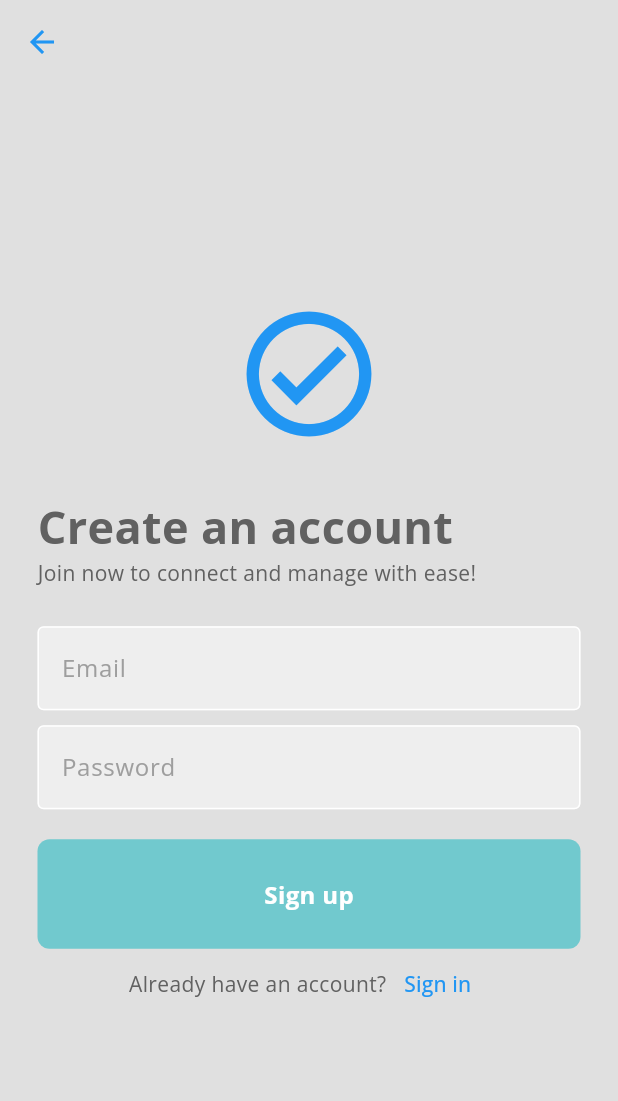
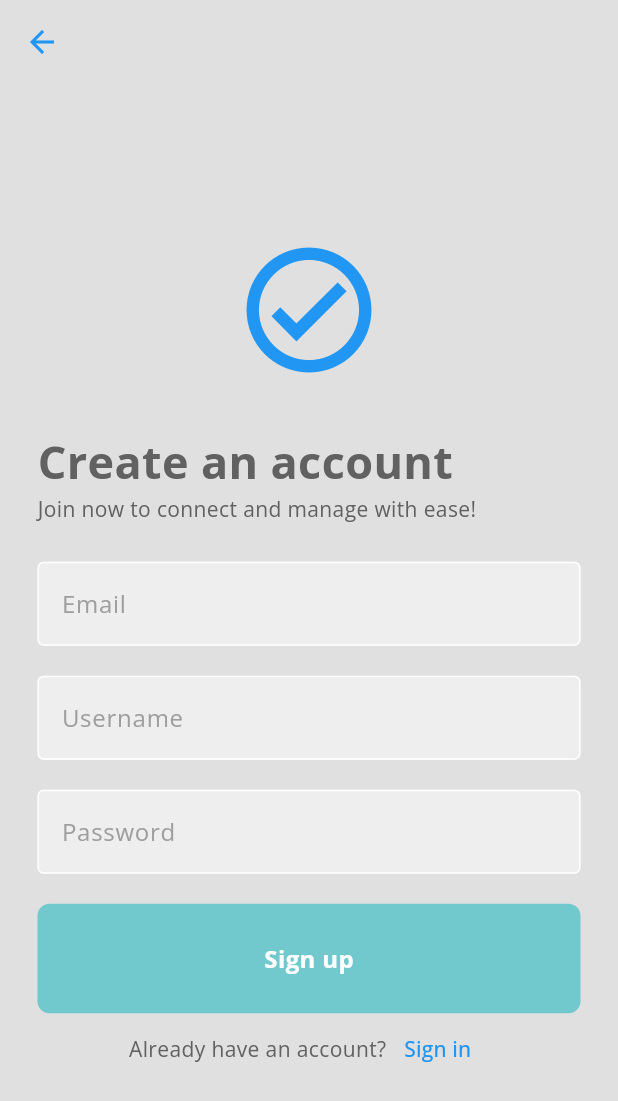
Before and after one commit to Zihag/attendo_app, a Flutter app: the screen it shows after launch, after a tap on "Sign up", on a phone screen of 412 x 824 dp. Shown: the top 1101 px of the screen. Run offline on Flutter 3.47's test engine with Material 3 defaults, Android fonts, the phone set to English and light mode, and no system bars; our stand-ins replace bloc, cloud_firestore, curved_navigation_bar, diacritic, firebase_auth, firebase_core and 7 more; accounts and stored records are empty; network calls fail.

Commit message:
random username

```diff
--- a/lib/app_blocs/auth/bloc/auth_bloc.dart
+++ b/lib/app_blocs/auth/bloc/auth_bloc.dart
@@ -1,5 +1,7 @@
 import 'dart:async';
 
+import 'package:attendo_app/services/username_generator.dart';
+import 'package:attendo_app/services/username_service.dart';
 import 'package:bloc/bloc.dart';
 import 'package:cloud_firestore/cloud_firestore.dart';
 import 'package:firebase_auth/firebase_auth.dart';
@@ -12,7 +14,8 @@ part 'auth_state.dart';
 class AuthBloc extends Bloc<AuthEvent, AuthState> {
   final FirebaseAuth _firebaseAuth;
   final FirebaseFirestore _firebaseFirestore;
-  AuthBloc(this._firebaseAuth, this._firebaseFirestore) : super(AuthInitial()) {
+  final UsernameService _usernameService;
+  AuthBloc(this._firebaseAuth, this._firebaseFirestore, this._usernameService) : super(AuthInitial()) {
     on<SignInEvent>(_onSignIn);
     on<SignUpEvent>(_onSignUp);
     on<GoogleSignInEvent>(_onGoogleSignIn);
@@ -53,12 +56,17 @@ class AuthBloc extends Bloc<AuthEvent, AuthState> {
   FutureOr<void> _onSignUp(SignUpEvent event, Emitter<AuthState> emit) async {
     emit(AuthLoading());
     try {
+      bool isUsernameExisted = await _usernameService.isUsernameTaken(event.username);
+      if(isUsernameExisted){
+        emit(AuthSignInError('Username already existed'));
+        return;
+      }
       UserCredential userCredential =
           await _firebaseAuth.createUserWithEmailAndPassword(
               email: event.email, password: event.password);
       await userCredential.user?.sendEmailVerification();
       if (userCredential.user != null) {
-        await _createUserInFireStore(userCredential.user!);
+        await _createUserInFireStore(userCredential.user!, event.username);
       }
       emit(AuthSignUpSuccess());
     } on FirebaseAuthException catch (e) {
@@ -101,11 +109,17 @@ class AuthBloc extends Bloc<AuthEvent, AuthState> {
         accessToken: googleAuth.accessToken,
         idToken: googleAuth.idToken,
       );
+
       UserCredential userCredential =
           await _firebaseAuth.signInWithCredential(authCredential);
       User? user = userCredential.user;
       if (user != null) {
-        await _createUserInFireStore(user);
+
+        //create random username
+        final baseName = user.displayName?? user.email?.split('@')[0] ?? 'user';
+        final username = await UsernameGenerator().generateUsername(baseName);
+
+        await _createUserInFireStore(user,username);
       }
       await _firebaseAuth.signInWithCredential(authCredential);
 
@@ -115,12 +129,13 @@ class AuthBloc extends Bloc<AuthEvent, AuthState> {
     }
   }
 
-  Future<void> _createUserInFireStore(User user) async {
+  Future<void> _createUserInFireStore(User user, String username) async {
     final userRef =
         FirebaseFirestore.instance.collection('users').doc(user.uid);
     await userRef.set(({
       'uid': user.uid,
       'email': user.email,
+      'username': username,
       'created_at': FieldValue.serverTimestamp(),
       'displayName': user.displayName,
       'photoUrl': user.photoURL,
--- a/lib/app_blocs/auth/bloc/auth_event.dart
+++ b/lib/app_blocs/auth/bloc/auth_event.dart
@@ -3,18 +3,19 @@ part of 'auth_bloc.dart';
 @immutable
 sealed class AuthEvent {}
 
-class SignInEvent extends AuthEvent{
+class SignInEvent extends AuthEvent {
   final String email;
   final String password;
 
-  SignInEvent(this.email,this.password);
+  SignInEvent(this.email, this.password);
 }
 
-class SignUpEvent extends AuthEvent{
+class SignUpEvent extends AuthEvent {
   final String email;
+  final String username;
   final String password;
 
-  SignUpEvent(this.email,this.password);
+  SignUpEvent(this.email, this.password, this.username);
 }
 
-class GoogleSignInEvent extends AuthEvent{}
+class GoogleSignInEvent extends AuthEvent {}
--- a/lib/app_blocs/user/bloc/user_state.dart
+++ b/lib/app_blocs/user/bloc/user_state.dart
@@ -11,6 +11,9 @@ class UserLoaded extends UserState {
   final Map<String, dynamic> userData;
 
   UserLoaded(this.userData);
+
+  String get displayName => userData['displayName'] ?? '';
+  String get username => userData['username'] ?? 'User';
 }
 
 class UserError extends UserState{
--- a/lib/main.dart
+++ b/lib/main.dart
@@ -3,8 +3,10 @@ import 'package:attendo_app/app_blocs/auth/bloc/auth_bloc.dart';
 import 'package:attendo_app/app_blocs/group/bloc/group_bloc.dart';
 import 'package:attendo_app/app_blocs/link_invite/bloc/invite_bloc.dart';
 import 'package:attendo_app/app_blocs/today_activity/bloc/today_activity_bloc.dart';
+import 'package:attendo_app/app_blocs/user/bloc/user_bloc.dart';
 import 'package:attendo_app/screens/splash/splash_screen.dart';
 import 'package:attendo_app/services/today_activity_service.dart';
+import 'package:attendo_app/services/username_service.dart';
 import 'package:cloud_firestore/cloud_firestore.dart';
 import 'package:firebase_auth/firebase_auth.dart';
 import 'package:firebase_core/firebase_core.dart';
@@ -22,47 +24,58 @@ void main() async {
     projectId: "attendoapp-8509f",
   ));
   final todayActivityService = TodayActivityService(FirebaseFirestore.instance);
-  runApp(MyApp(todayActivityService: todayActivityService));
+  final usernameService = UsernameService(FirebaseFirestore.instance);
+  runApp(MyApp(
+    todayActivityService: todayActivityService,
+    usernameService: usernameService,
+  ));
 }
 
 class MyApp extends StatelessWidget {
   final TodayActivityService todayActivityService;
+  final UsernameService usernameService;
 
-  const MyApp({super.key, required this.todayActivityService});
+  const MyApp(
+      {super.key,
+      required this.todayActivityService,
+      required this.usernameService});
   @override
   Widget build(BuildContext context) {
     return MultiBlocProvider(
       providers: [
         BlocProvider(
           create: (context) =>
-              GroupBloc(FirebaseFirestore.instance)
-                ..add(LoadGroups()),
+              GroupBloc(FirebaseFirestore.instance)..add(LoadGroups()),
         ),
         BlocProvider(
           create: (context) => InviteBloc(FirebaseFirestore.instance),
         ),
         BlocProvider(
-          create: (context) =>
-              AuthBloc(FirebaseAuth.instance, FirebaseFirestore.instance),
+          create: (context) => AuthBloc(FirebaseAuth.instance,
+              FirebaseFirestore.instance, usernameService),
         ),
         BlocProvider(
           create: (context) => ActivityBloc(FirebaseFirestore.instance),
         ),
         BlocProvider(
-            create: (context) => TodayActivityBloc(todayActivityService)
-              ..add(LoadTodayActivities()))
+          create: (context) => TodayActivityBloc(todayActivityService)
+            ..add(
+              LoadTodayActivities(),
+            ),
+        ),
+        BlocProvider(create: (context) => UserBloc(FirebaseFirestore.instance))
       ],
       child: MaterialApp(
         home: SplashScreen(),
         theme: _buildTheme(Brightness.light),
-
       ),
     );
   }
 }
 
 ThemeData _buildTheme(brightness) {
-  var baseTheme = ThemeData(brightness: brightness, colorSchemeSeed: Colors.cyan);
+  var baseTheme =
+      ThemeData(brightness: brightness, colorSchemeSeed: Colors.cyan);
 
   return baseTheme.copyWith(
       textTheme: GoogleFonts.openSansTextTheme(baseTheme.textTheme));
--- a/lib/screens/authentication/signup_screen.dart
+++ b/lib/screens/authentication/signup_screen.dart
@@ -15,11 +15,13 @@ class SignUpScreen extends StatefulWidget {
 class _SignUpScreenState extends State<SignUpScreen> {
   final TextEditingController _emailController = TextEditingController();
   final TextEditingController _passwordController = TextEditingController();
+  final TextEditingController _usernameController = TextEditingController();
   bool _isLoading = false;
 
   @override
   Widget build(BuildContext context) {
     return Scaffold(
+      resizeToAvoidBottomInset: false,
       appBar: AppBar(
         backgroundColor: Colors.grey[300],
         iconTheme: IconThemeData(
@@ -88,7 +90,16 @@ class _SignUpScreenState extends State<SignUpScreen> {
                   autoFocus: false,
                 ),
                 SizedBox(
-                  height: 10,
+                  height: 20,
+                ),
+                MyTextField(
+                  hintText: 'Username',
+                  obscureText: false,
+                  controller: _usernameController,
+                  autoFocus: false,
+                ),
+                SizedBox(
+                  height: 20,
                 ),
                 MyTextField(
                   hintText: 'Password',
@@ -105,7 +116,7 @@ class _SignUpScreenState extends State<SignUpScreen> {
                       return MyButton(
                         onTap: () {
                           context.read<AuthBloc>().add(SignUpEvent(
-                              _emailController.text, _passwordController.text));
+                              _emailController.text, _passwordController.text, _usernameController.text));
                         },
                         text: 'Sign up',
                       );
--- /dev/null
+++ b/lib/services/username_generator.dart
@@ -0,0 +1,19 @@
+import 'dart:math';
+
+import 'package:attendo_app/services/username_service.dart';
+import 'package:cloud_firestore/cloud_firestore.dart';
+import 'package:diacritic/diacritic.dart';
+
+class UsernameGenerator {
+  Future<String> generateUsername(String baseName) async {
+    final random = Random();
+    String username = removeDiacritics(baseName).toLowerCase().replaceAll('', '').replaceAll(' ', '');
+
+    username += '${random.nextInt(10000)}';
+
+    while (await UsernameService(FirebaseFirestore.instance).isUsernameTaken(username)){
+      username = baseName.toLowerCase().replaceAll('from', '').replaceAll(' ', '')+'_${random.nextInt(10000)}';
+    }
+    return username;
+  }
+}
--- /dev/null
+++ b/lib/services/username_service.dart
@@ -0,0 +1,22 @@
+import 'package:cloud_firestore/cloud_firestore.dart';
+
+class UsernameService {
+  final FirebaseFirestore _firebaseFirestore;
+
+  UsernameService(this._firebaseFirestore);
+
+  Future<bool> isUsernameTaken(String username) async {
+    try {
+      final querySnapshot = await _firebaseFirestore
+      .collection('users')
+      .where('username', isEqualTo: username)
+      .limit(1)
+      .get();
+
+      return querySnapshot.size > 0;
+    } catch (e) {
+      print('Error in username checking: $e');
+      throw Exception("Can't check taken username now");
+    }
+  }
+}
--- a/pubspec.yaml
+++ b/pubspec.yaml
@@ -33,6 +33,7 @@ dependencies:
   cloud_firestore: ^5.4.4
   cupertino_icons: ^1.0.8
   curved_navigation_bar: ^1.0.6
+  diacritic: ^0.1.6
   firebase_auth: ^5.3.1
   firebase_core: ^3.6.0
   flutter:
```
Also changed, not shown: lib/screens/navigation/home/home_screen.dart (+23 -9 lines), pubspec.lock.
